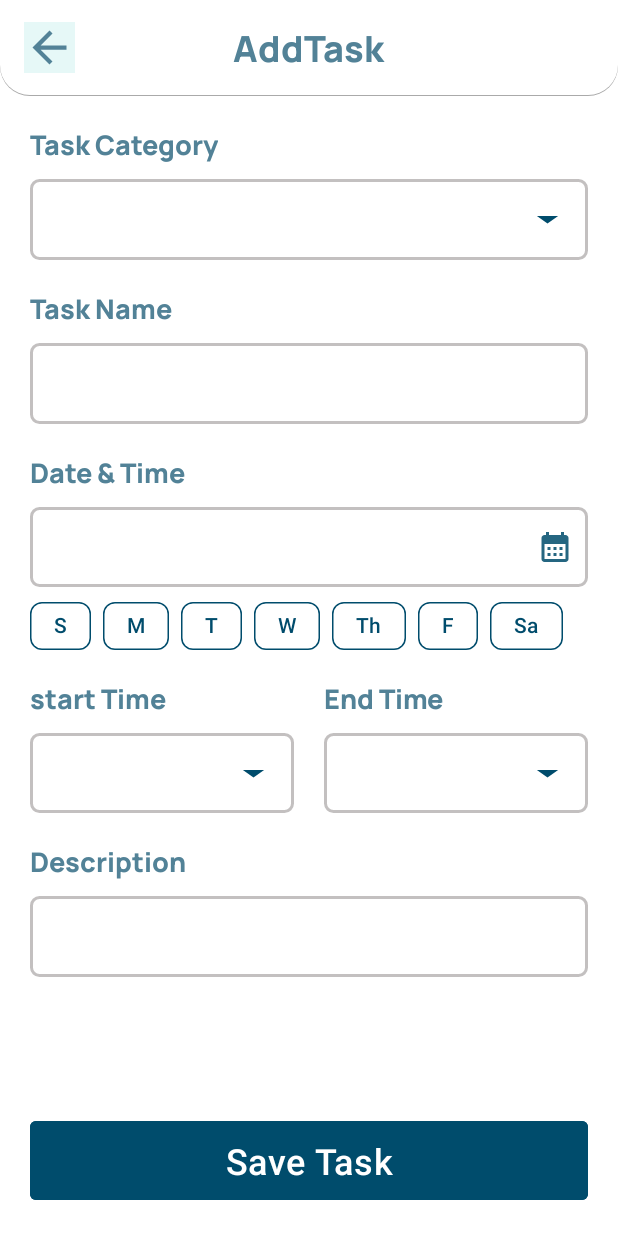
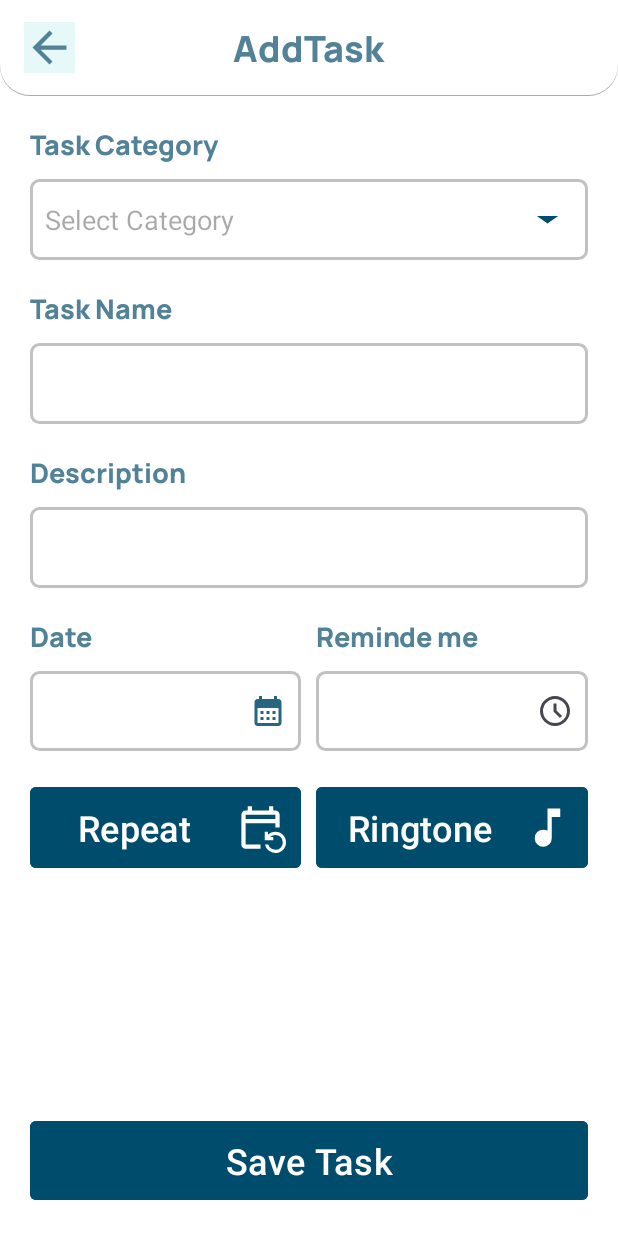
Before and after one commit to BikiLearner/MyTodoList, an Android app: the AddNewTask screen opened directly, with no data from a screen before it, on a phone screen of 412 x 824 dp. Run offline under Robolectric (Android 15) with nearby library versions, the phone set to English and light mode, and no system bars; our stand-ins replace Dagger/Hilt's generated code.

Commit message:
New commit

```diff
--- a/app/src/main/java/com/example/mytodolist/database/TodoViewModel.kt
+++ b/app/src/main/java/com/example/mytodolist/database/TodoViewModel.kt
@@ -45,7 +45,7 @@ class TodoViewModel @Inject constructor(private val repo: TodoRepo) : ViewModel(
         endTime: Time,
         context: Context,
         categoryId: Long,
-        dayChipGroup: MutableList<Int>
+        dayChipGroup: List<Int>
     ) {
         viewModelScope.launch(Dispatchers.IO) {
             val time = System.currentTimeMillis()
@@ -199,13 +199,14 @@ class TodoViewModel @Inject constructor(private val repo: TodoRepo) : ViewModel(
     fun addOrUpdateTodo(
         todoDataClass: TodoDataClass,
         context: Context,
-        dayChipGroup: MutableList<Int>
+        dayChipGroup: List<Int>
     ) {
         viewModelScope.launch(Dispatchers.IO) {
             val id = repo.createOrUpdate(todoDataClass)
             Log.e("TheNewTodoID", "addOrUpdateTodo: $id")
             if (id != -1L) {
                 if (dayChipGroup.isNotEmpty()) {
+                    Log.e("TheNewTodoIDSize", "addOrUpdateTodo: ${dayChipGroup.size}")
                     setForEveryWeekParticularDays(context, todoDataClass, dayChipGroup)
                 } else {
                     scheduleAlarm(
--- a/app/src/main/java/com/example/mytodolist/functionallity/AlarmFile.kt
+++ b/app/src/main/java/com/example/mytodolist/functionallity/AlarmFile.kt
@@ -52,7 +52,8 @@ fun scheduleAlarm(context: Context, todo: TodoDataClass) {
 
 }
 
-fun setForEveryWeekParticularDays(context: Context, todo: TodoDataClass, range:MutableList<Int>) {
+fun setForEveryWeekParticularDays(context: Context, todo: TodoDataClass, range: List<Int>) {
+    Log.e("EveryDay", "setForEveryWeekParticularDays: ")
     range.forEach {i->
         setForDay(context, todo, i)
     }
--- /dev/null
+++ b/app/src/main/res/drawable/event_repeat_24px.xml
@@ -0,0 +1,10 @@
+<vector xmlns:android="http://schemas.android.com/apk/res/android"
+    android:width="24dp"
+    android:height="24dp"
+    android:viewportWidth="960"
+    android:viewportHeight="960"
+    android:tint="?attr/colorControlNormal">
+  <path
+      android:fillColor="@android:color/white"
+      android:pathData="M200,880Q167,880 143.5,856.5Q120,833 120,800L120,240Q120,207 143.5,183.5Q167,160 200,160L240,160L240,80L320,80L320,160L640,160L640,80L720,80L720,160L760,160Q793,160 816.5,183.5Q840,207 840,240L840,480L760,480L760,400L200,400L200,800Q200,800 200,800Q200,800 200,800L480,800L480,880L200,880ZM760,960Q687,960 632.5,914.5Q578,869 564,800L626,800Q639,844 675.5,872Q712,900 760,900Q818,900 859,859Q900,818 900,760Q900,702 859,661Q818,620 760,620Q731,620 706,630.5Q681,641 662,660L720,660L720,720L560,720L560,560L620,560L620,617Q647,591 683,575.5Q719,560 760,560Q843,560 901.5,618.5Q960,677 960,760Q960,843 901.5,901.5Q843,960 760,960ZM200,320L760,320L760,240Q760,240 760,240Q760,240 760,240L200,240Q200,240 200,240Q200,240 200,240L200,320ZM200,320L200,240Q200,240 200,240Q200,240 200,240L200,240Q200,240 200,240Q200,240 200,240L200,320Z"/>
+</vector>
--- /dev/null
+++ b/app/src/main/res/drawable/music_note_24px.xml
@@ -0,0 +1,10 @@
+<vector xmlns:android="http://schemas.android.com/apk/res/android"
+    android:width="24dp"
+    android:height="24dp"
+    android:viewportWidth="960"
+    android:viewportHeight="960"
+    android:tint="?attr/colorControlNormal">
+  <path
+      android:fillColor="@android:color/white"
+      android:pathData="M400,840Q334,840 287,793Q240,746 240,680Q240,614 287,567Q334,520 400,520Q423,520 442.5,525.5Q462,531 480,542L480,120L720,120L720,280L560,280L560,680Q560,746 513,793Q466,840 400,840Z"/>
+</vector>
--- /dev/null
+++ b/app/src/main/res/drawable/schedule_24px.xml
@@ -0,0 +1,10 @@
+<vector xmlns:android="http://schemas.android.com/apk/res/android"
+    android:width="24dp"
+    android:height="24dp"
+    android:viewportWidth="960"
+    android:viewportHeight="960"
+    android:tint="?attr/colorControlNormal">
+  <path
+      android:fillColor="@android:color/white"
+      android:pathData="M612,668L668,612L520,464L520,280L440,280L440,496L612,668ZM480,880Q397,880 324,848.5Q251,817 197,763Q143,709 111.5,636Q80,563 80,480Q80,397 111.5,324Q143,251 197,197Q251,143 324,111.5Q397,80 480,80Q563,80 636,111.5Q709,143 763,197Q817,251 848.5,324Q880,397 880,480Q880,563 848.5,636Q817,709 763,763Q709,817 636,848.5Q563,880 480,880ZM480,480Q480,480 480,480Q480,480 480,480Q480,480 480,480Q480,480 480,480Q480,480 480,480Q480,480 480,480Q480,480 480,480Q480,480 480,480ZM480,800Q613,800 706.5,706.5Q800,613 800,480Q800,347 706.5,253.5Q613,160 480,160Q347,160 253.5,253.5Q160,347 160,480Q160,613 253.5,706.5Q347,800 480,800Z"/>
+</vector>
--- a/app/src/main/res/layout/activity_add_new_task.xml
+++ b/app/src/main/res/layout/activity_add_new_task.xml
@@ -1,5 +1,6 @@
 <?xml version="1.0" encoding="utf-8"?>
-<androidx.constraintlayout.widget.ConstraintLayout xmlns:android="http://schemas.android.com/apk/res/android"
+<androidx.constraintlayout.widget.ConstraintLayout
+    xmlns:android="http://schemas.android.com/apk/res/android"
     xmlns:app="http://schemas.android.com/apk/res-auto"
     xmlns:tools="http://schemas.android.com/tools"
     android:id="@+id/main"
@@ -21,13 +22,14 @@
             android:layout_height="wrap_content"
             android:layout_gravity="center"
             android:fontFamily="@font/manrope_extrabold"
-            android:text="AddTask"
+            android:text="@string/addtask"
             android:textColor="#528297"
             android:textSize="24sp" />
         <ImageButton
             android:id="@+id/backButtonAddTask"
             android:layout_width="wrap_content"
             android:layout_height="wrap_content"
+            android:contentDescription="@string/button_to_go_back_to_home_page"
             android:src="@drawable/baseline_arrow_back_24"
             android:background="#e6f8f7"/>
         <ImageButton
@@ -36,6 +38,7 @@
             android:layout_height="wrap_content"
             android:layout_gravity="end"
             android:layout_marginEnd="20dp"
+            android:contentDescription="@string/button_to_delete_todo"
             android:src="@drawable/baseline_delete_outline_24"
             android:background="#e6f8f7"/>
 
@@ -57,7 +60,7 @@
         <TextView
             android:layout_width="wrap_content"
             android:layout_height="wrap_content"
-            android:text="Task Category"
+            android:text="@string/task_category"
             android:fontFamily="@font/manrope_extrabold"
             android:textSize="18sp"
             android:textColor="@color/darkGreen" />
@@ -66,9 +69,10 @@
             android:id="@+id/CategoryNameEditText"
             android:layout_width="match_parent"
             android:layout_height="wrap_content"
-            android:background="@drawable/edittextbackground"
+            android:background="@drawable/edit_text_background"
             android:layout_marginTop="10dp"
             android:textColor="@color/black"
+            android:hint="@string/select_category"
             android:drawableEnd="@drawable/baseline_arrow_drop_down_24" />
 
     </LinearLayout>
@@ -88,7 +92,7 @@
         <TextView
             android:layout_width="wrap_content"
             android:layout_height="wrap_content"
-            android:text="Task Name"
+            android:text="@string/task_name"
             android:fontFamily="@font/manrope_extrabold"
             android:textSize="18sp"
             android:textColor="@color/darkGreen" />
@@ -97,14 +101,97 @@
                 android:id="@+id/taskNameEditText"
                 android:layout_width="match_parent"
                 android:layout_height="wrap_content"
-                android:background="@drawable/edittextbackground"
+                android:autofillHints="Ex:Biki Mondal"
+                android:background="@drawable/edit_text_background"
                 android:layout_marginTop="10dp"
+                android:inputType="textPersonName"
                 android:textColor="@color/black"
                 />
 
     </LinearLayout>
+
+
+
+
     <LinearLayout
-        android:id="@+id/lltaskDate"
+        android:id="@+id/llTaskTime"
+        android:layout_width="match_parent"
+        android:layout_height="wrap_content"
+        android:layout_marginStart="20dp"
+        android:layout_marginTop="20dp"
+        android:layout_marginEnd="20dp"
+        android:backgroundTint="@color/white"
+        android:baselineAligned="false"
+        android:orientation="horizontal"
+        app:cardCornerRadius="10dp"
+        app:cardElevation="5dp"
+        app:layout_constraintTop_toBottomOf="@+id/llDescription">
+
+        <LinearLayout
+            android:id="@+id/lltaskDate"
+            android:layout_width="0dp"
+            android:layout_height="wrap_content"
+            android:layout_weight="1"
+            android:layout_marginEnd="10dp"
+            android:backgroundTint="@color/white"
+            android:orientation="vertical"
+            app:cardCornerRadius="10dp"
+            app:cardElevation="5dp"
+            >
+
+
+            <TextView
+                android:layout_width="wrap_content"
+                android:layout_height="wrap_content"
+                android:text="@string/date"
+                android:fontFamily="@font/manrope_extrabold"
+                android:textSize="18sp"
+                android:textColor="@color/darkGreen" />
+
+            <TextView
+                android:id="@+id/DateAndTimeEditText"
+                android:layout_width="match_parent"
+                android:layout_height="wrap_content"
+                android:background="@drawable/edit_text_background"
+                android:layout_marginTop="10dp"
+                android:focusable="true"
+                android:clickable="true"
+                android:textColor="@color/black"
+                app:drawableEndCompat="@drawable/baseline_calendar_month_24" />
+
+
+        </LinearLayout>
+        <LinearLayout
+            android:layout_width="0dp"
+            android:layout_height="wrap_content"
+            android:orientation="vertical"
+            android:layout_weight="1"
+
+            >
+            <TextView
+                android:layout_width="wrap_content"
+                android:layout_height="wrap_content"
+                android:text="@string/reminde_me"
+                android:fontFamily="@font/manrope_extrabold"
+                android:textSize="18sp"
+                android:textColor="@color/darkGreen" />
+
+            <TextView
+                android:id="@+id/startTimeEditText"
+                android:layout_width="match_parent"
+                android:layout_height="wrap_content"
+                android:background="@drawable/edit_text_background"
+                android:layout_marginTop="10dp"
+                android:focusable="false"
+                android:textColor="@color/black"
+                app:drawableEndCompat="@drawable/schedule_24px" />
+        </LinearLayout>
+
+    </LinearLayout>
+
+
+    <LinearLayout
+        android:id="@+id/llDescription"
         android:layout_width="match_parent"
         android:layout_height="wrap_content"
         android:layout_marginStart="20dp"
@@ -120,120 +207,7 @@
         <TextView
             android:layout_width="wrap_content"
             android:layout_height="wrap_content"
-            android:text="Date &amp; Time"
-            android:fontFamily="@font/manrope_extrabold"
-            android:textSize="18sp"
-            android:textColor="@color/darkGreen" />
-
-        <TextView
-            android:id="@+id/DateAndTimeEditText"
-            android:layout_width="match_parent"
-            android:layout_height="wrap_content"
-            android:background="@drawable/edittextbackground"
-            android:layout_marginTop="10dp"
-            android:focusable="true"
-            android:clickable="true"
-            android:textColor="@color/black"
-            android:drawableEnd="@drawable/baseline_calendar_month_24"
-            />
-        <com.google.android.material.chip.ChipGroup
-            android:id="@+id/dayChipGroup"
-            android:layout_width="match_parent"
-            android:layout_height="wrap_content"
-            android:layout_marginTop="10dp"
-            android:orientation="horizontal"/>
-
-    </LinearLayout>
-
-
-
-    <LinearLayout
-        android:id="@+id/llTaskTime"
-        android:layout_width="match_parent"
-        android:layout_height="wrap_content"
-        android:layout_marginStart="20dp"
-        android:layout_marginTop="20dp"
-        android:layout_marginEnd="20dp"
-        android:backgroundTint="@color/white"
-        android:orientation="horizontal"
-        app:cardCornerRadius="10dp"
-        app:cardElevation="5dp"
-        app:layout_constraintTop_toBottomOf="@+id/lltaskDate">
-        <LinearLayout
-            android:layout_width="match_parent"
-            android:layout_height="wrap_content"
-            android:orientation="vertical"
-            android:layout_weight="1"
-            android:layout_marginEnd="10dp"
-            >
-            <TextView
-                android:layout_width="wrap_content"
-                android:layout_height="wrap_content"
-                android:text="start Time"
-                android:fontFamily="@font/manrope_extrabold"
-                android:textSize="18sp"
-                android:textColor="@color/darkGreen" />
-
-            <TextView
-                android:id="@+id/startTimeEditText"
-                android:layout_width="match_parent"
-                android:layout_height="wrap_content"
-                android:background="@drawable/edittextbackground"
-                android:layout_marginTop="10dp"
-                android:focusable="false"
-                android:textColor="@color/black"
-                android:drawableEnd="@drawable/baseline_arrow_drop_down_24"
-                />
-        </LinearLayout>
-        <LinearLayout
-            android:layout_width="match_parent"
-            android:layout_height="wrap_content"
-            android:orientation="vertical"
-            android:layout_weight="1"
-            android:layout_marginStart="10dp"
-            >
-            <TextView
-                android:layout_width="wrap_content"
-                android:layout_height="wrap_content"
-                android:text="End Time"
-                android:fontFamily="@font/manrope_extrabold"
-                android:textSize="18sp"
-                android:textColor="@color/darkGreen" />
-
-            <TextView
-                android:id="@+id/endTimeEditText"
-                android:layout_width="match_parent"
-                android:layout_height="wrap_content"
-                android:background="@drawable/edittextbackground"
-                android:layout_marginTop="10dp"
-                android:focusable="false"
-                android:textColor="@color/black"
-                android:drawableEnd="@drawable/baseline_arrow_drop_down_24"
-                />
-        </LinearLayout>
-
-
-
-
-    </LinearLayout>
-    <LinearLayout
-        android:id="@+id/llDescription"
-        android:layout_width="match_parent"
-        android:layout_height="wrap_content"
-        android:layout_marginStart="20dp"
-        android:layout_marginTop="20dp"
-        android:layout_marginEnd="20dp"
-        android:backgroundTint="@color/white"
-        android:orientation="vertical"
-        app:cardCornerRadius="10dp"
-        app:cardElevation="5dp"
-        app:layout_constraintTop_toBottomOf="@+id/llTaskTime">
-
-
-        <TextView
-            android:layout_width="wrap_content"
-            android:layout_height="wrap_content"
-            android:text="Description"
+            android:text="@string/description"
             android:fontFamily="@font/manrope_extrabold"
             android:textSize="18sp"
             android:textColor="@color/darkGreen" />
@@ -242,19 +216,63 @@
             android:id="@+id/editTextDescription"
             android:layout_width="match_parent"
             android:layout_height="wrap_content"
-            android:background="@drawable/edittextbackground"
+            android:autofillHints="Description"
+            android:background="@drawable/edit_text_background"
             android:layout_marginTop="10dp"
+            android:inputType="textMultiLine"
             android:textColor="@color/black"
             />
 
     </LinearLayout>
+
+
+   <LinearLayout
+       android:layout_width="match_parent"
+       android:layout_height="wrap_content"
+       android:orientation="horizontal"
+       app:layout_constraintTop_toBottomOf="@+id/llTaskTime"
+       android:layout_margin="20dp"
+       >
+       <com.google.android.material.button.MaterialButton
+           android:id="@+id/repeatButton"
+           android:layout_width="0dp"
+           android:layout_height="wrap_content"
+           app:cornerRadius="4dp"
+           android:layout_weight="1"
+           android:text="@string/repeat"
+           android:padding="10dp"
+           android:textSize="24sp"
+           android:textColor="@color/white"
+           android:backgroundTint="@color/darkBlue"
+           app:icon="@drawable/event_repeat_24px"
+           app:iconGravity="end"
+           app:iconSize="34dp"
+           />
+
+       <com.google.android.material.button.MaterialButton
+           android:id="@+id/selectRingToneButton"
+           android:layout_width="0dp"
+           android:layout_height="wrap_content"
+           app:cornerRadius="4dp"
+           android:text="@string/ringtone"
+           android:layout_weight="1"
+           android:padding="10dp"
+           android:textSize="24sp"
+           android:textColor="@color/white"
+           android:backgroundTint="@color/darkBlue"
+            android:layout_marginStart="10dp"
+           app:icon="@drawable/music_note_24px"
+           app:iconGravity="end"
+           app:iconSize="34dp"
+        />
+   </LinearLayout>
 
     <com.google.android.material.button.MaterialButton
         android:id="@+id/saveOrEditButton"
         android:layout_width="match_parent"
         android:layout_height="wrap_content"
         app:cornerRadius="4dp"
-        android:text="Save Task"
+        android:text="@string/save_task"
         android:padding="10dp"
         android:textSize="24sp"
         android:textColor="@color/white"
--- a/app/src/main/res/values/strings.xml
+++ b/app/src/main/res/values/strings.xml
@@ -1,3 +1,15 @@
 <resources>
     <string name="app_name">MyTODOList</string>
+    <string name="ringtone">Ringtone</string>
+    <string name="repeat">Repeat</string>
+    <string name="description">Description</string>
+    <string name="reminde_me">Reminde me</string>
+    <string name="date">Date</string>
+    <string name="task_name">Task Name</string>
+    <string name="select_category">Select Category</string>
+    <string name="task_category">Task Category</string>
+    <string name="button_to_delete_todo">Button To delete Todo</string>
+    <string name="button_to_go_back_to_home_page">Button To go back to Home Page</string>
+    <string name="addtask">AddTask</string>
+    <string name="save_task">Save Task</string>
 </resources>
--- a/gradle/libs.versions.toml
+++ b/gradle/libs.versions.toml
@@ -1,5 +1,5 @@
 [versions]
-agp = "8.3.1"
+agp = "8.4.1"
 kotlin = "1.9.0"
 coreKtx = "1.13.0"
 junit = "4.13.2"
@@ -10,6 +10,7 @@ material = "1.11.0"
 activity = "1.8.0"
 constraintlayout = "2.1.4"
 roomRuntime = "2.6.1"
+media3Common = "1.3.1"
 
 [libraries]
 androidx-core-ktx = { group = "androidx.core", name = "core-ktx", version.ref = "coreKtx" }
@@ -23,6 +24,7 @@ androidx-appcompat = { group = "androidx.appcompat", name = "appcompat", version
 material = { group = "com.google.android.material", name = "material", version.ref = "material" }
 androidx-activity = { group = "androidx.activity", name = "activity", version.ref = "activity" }
 androidx-constraintlayout = { group = "androidx.constraintlayout", name = "constraintlayout", version.ref = "constraintlayout" }
+androidx-media3-common = { group = "androidx.media3", name = "media3-common", version.ref = "media3Common" }
 
 [plugins]
 androidApplication = { id = "com.android.application", version.ref = "agp" }
```
Also changed, not shown: app/src/main/AndroidManifest.xml (+12 -8 lines), app/src/main/java/com/example/mytodolist/RepeatActivity.kt (added, +20 -0 lines), app/src/main/java/com/example/mytodolist/Ui/AddNewTask.kt (+49 -159 lines), app/src/main/java/com/example/mytodolist/functionallity/RingtonePlayingService.kt (+45 -45 lines), app/src/main/res/layout/activity_repeat.xml (added, +9 -0 lines), app/src/main/res/drawable/edit_text_background.xml (renamed from app/src/main/res/drawable/edittextbackground.xml), build.gradle.kts (line endings or trailing spaces), gradle/wrapper/gradle-wrapper.properties.
